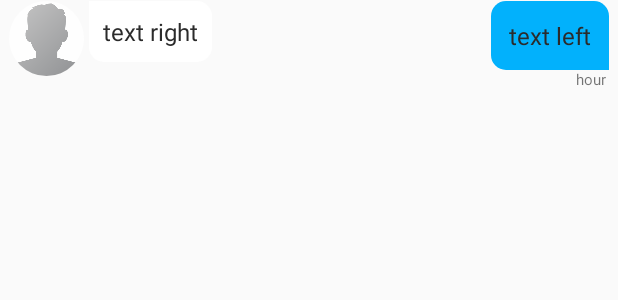
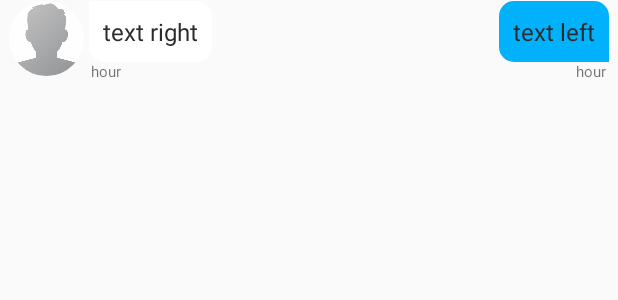
Before and after one commit to Alvaroe13/ChatUp, an Android app: the layout chat_layout.xml on its own in the app's theme, with its tools: preview values and no code run, on a phone screen of 412 x 824 dp. Shown: the top 300 px of the screen. Run offline under Robolectric (Android 15) with nearby library versions, the phone set to English and light mode, and no system bars.

Commit message:
added message sent time in chat room for both sides (left / right)

```diff
--- a/app/src/main/java/com/example/alvar/chatapp/Activities/ChatActivity.java
+++ b/app/src/main/java/com/example/alvar/chatapp/Activities/ChatActivity.java
@@ -243,7 +243,7 @@ public class ChatActivity extends AppCompatActivity {
         SimpleDateFormat date = new SimpleDateFormat("dd/MM/yy");
         lastMessageDate = date.format(calendar.getTime());
 
-        SimpleDateFormat time = new SimpleDateFormat("hh:mm aa");
+        SimpleDateFormat time = new SimpleDateFormat("hh:mm a");
         lastMessageTime = time.format(calendar.getTime());
 
 
--- a/app/src/main/java/com/example/alvar/chatapp/Fragments/ChatsFragment.java
+++ b/app/src/main/java/com/example/alvar/chatapp/Fragments/ChatsFragment.java
@@ -300,7 +300,7 @@ public class ChatsFragment extends Fragment {
 
         RelativeLayout chatLayout;
         CircleImageView chatImageContact, onlineIcon;
-        TextView username, lastMessage, lastMessageDateField, messageTime;
+        TextView username, lastMessage, lastMessageDateField;
 
 
         public ChatsViewHolder(@NonNull View itemView) {
@@ -312,7 +312,6 @@ public class ChatsFragment extends Fragment {
             lastMessage = itemView.findViewById(R.id.lastMessage);
             lastMessageDateField = itemView.findViewById(R.id.lastMessageDate);
             onlineIcon = itemView.findViewById(R.id.onlineIcon);
-            messageTime = itemView.findViewById(R.id.messageTime);
         }
 
 
--- a/app/src/main/res/layout/chat_layout.xml
+++ b/app/src/main/res/layout/chat_layout.xml
@@ -37,6 +37,18 @@
             android:textSize="16sp" />
 
         <TextView
+            android:id="@+id/messageTimeLeft"
+            android:layout_width="wrap_content"
+            android:layout_height="wrap_content"
+            android:layout_alignParentStart="true"
+            android:layout_alignParentLeft="true"
+            android:layout_marginLeft="60dp"
+            android:layout_marginStart="60dp"
+            android:layout_marginTop="40dp"
+            android:text="hour"
+            android:textSize="10sp" />
+
+        <TextView
             android:id="@+id/textRight"
             android:layout_width="wrap_content"
             android:layout_height="wrap_content"
@@ -48,24 +60,26 @@
             android:layout_marginStart="70dp"
             android:layout_marginBottom="3dp"
             android:background="@drawable/right_message_layout"
-            android:padding="12dp"
+            android:padding="9dp"
             android:text="text left"
             android:textColor="@color/color_grey"
             android:textSize="16sp"/>
 
         <TextView
-            android:id="@+id/messageTime"
+            android:id="@+id/messageTimeRight"
             android:layout_width="wrap_content"
             android:layout_height="wrap_content"
             android:layout_alignParentEnd="true"
             android:layout_alignParentRight="true"
-            android:layout_marginTop="45dp"
+            android:layout_marginTop="40dp"
             android:layout_marginEnd="7dp"
             android:layout_marginRight="7dp"
             android:text="hour"
             android:textSize="10sp" />
 
 
+
+
     </RelativeLayout>
 
 </LinearLayout>
```
Also changed, not shown: app/src/main/java/com/example/alvar/chatapp/Adapter/MessageAdapter.java (+9 -3 lines).
